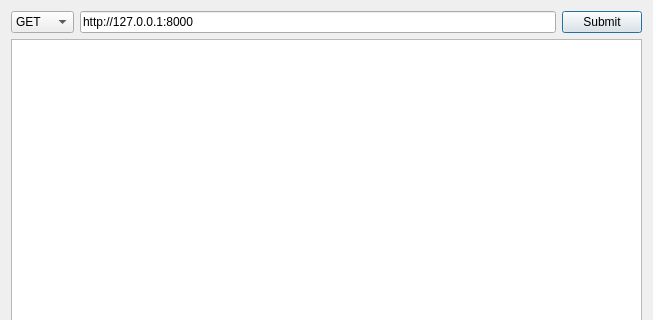
Above: dialog.ui from lingdan2008/qt_http_client before the change; both pictures show x 0 to 653 and y 0 to 320 of the 653 by 505 pixel window. Below: the same form after it.
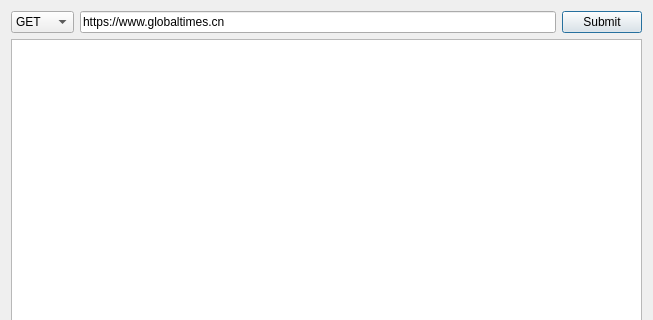
That is the form after the change.

```diff
--- a/dialog.ui
+++ b/dialog.ui
@@ -35,7 +35,7 @@
        <item>
         <widget class="QLineEdit" name="lineEdit">
          <property name="text">
-          <string>http://127.0.0.1:8000</string>
+          <string>https://www.globaltimes.cn</string>
          </property>
         </widget>
        </item>
```
